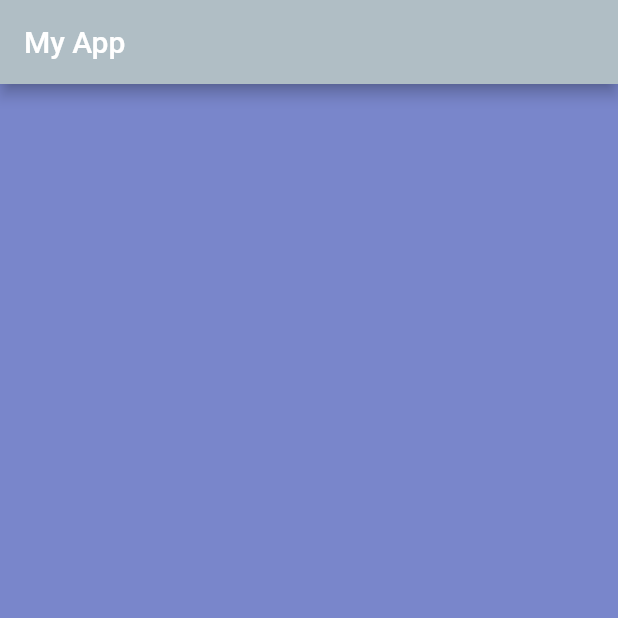
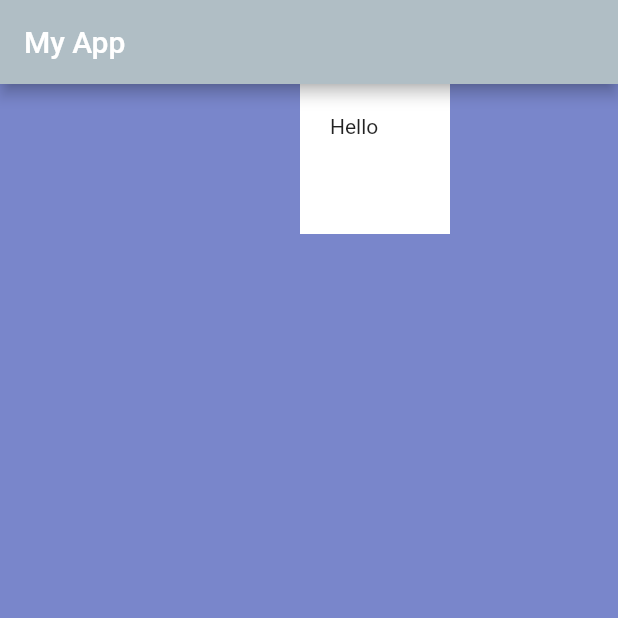
Before and after one commit to david7838/jessicaTeam_flutter_demo, a Flutter app: the screen it shows after launch, on a phone screen of 412 x 824 dp, the top half of it. Run offline on Flutter 3.47's test engine with Material 2 defaults, Android fonts, the phone set to English and light mode, and no system bars.

Commit message:
demo05: container - margin & padding

```diff
--- a/lib/main.dart
+++ b/lib/main.dart
@@ -11,12 +11,25 @@ class MyApp extends StatelessWidget {
   Widget build(BuildContext context) {
     return MaterialApp(
       home: Scaffold(
-          backgroundColor: Colors.indigo[300],
-          appBar: AppBar(
-            backgroundColor: Colors.blueGrey[200],
-            title: const Text('My App'),
+        backgroundColor: Colors.indigo[300],
+        appBar: AppBar(
+          backgroundColor: Colors.blueGrey[200],
+          title: const Text('My App'),
+        ),
+        body: SafeArea(
+          child: Container(
+            height: 100.0,
+            width: 100.0,
+            // margin: const EdgeInsets.all(20.0),
+            // margin: const EdgeInsets.symmetric(vertical: 50.0, horizontal: 20.0),
+            // margin: const EdgeInsets.fromLTRB(100.0, 40.0, 50.0, 200.0),
+            margin: const EdgeInsets.only(left: 200.0),
+            padding: const EdgeInsets.all(20.0),
+            color: Colors.white,
+            child: const Text('Hello'),
           ),
-          body: Container()),
+        ),
+      ),
     );
   }
 }
```
